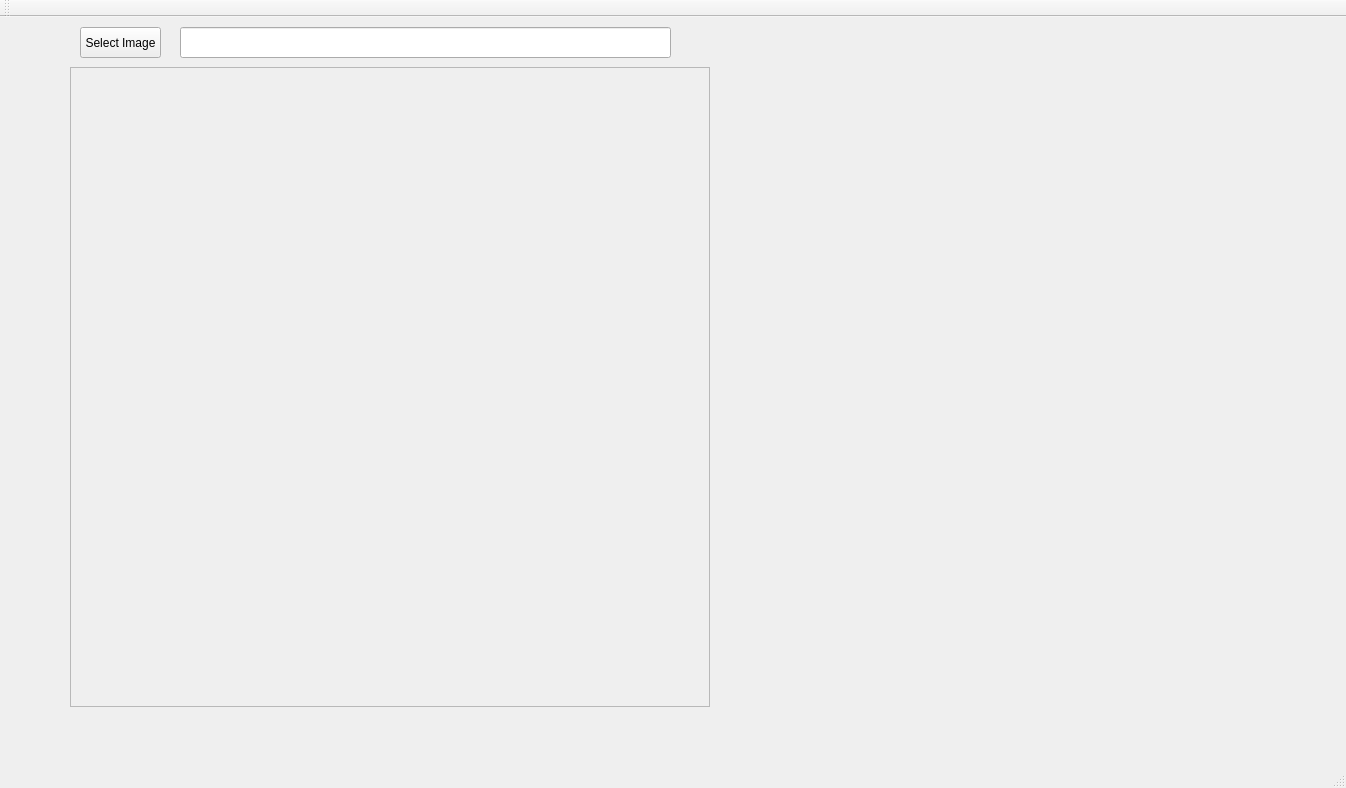
The window that VisionWidget/visionwidget.ui (hceng123/VisionLibrary) describes before a commit, drawn with Qt 5.
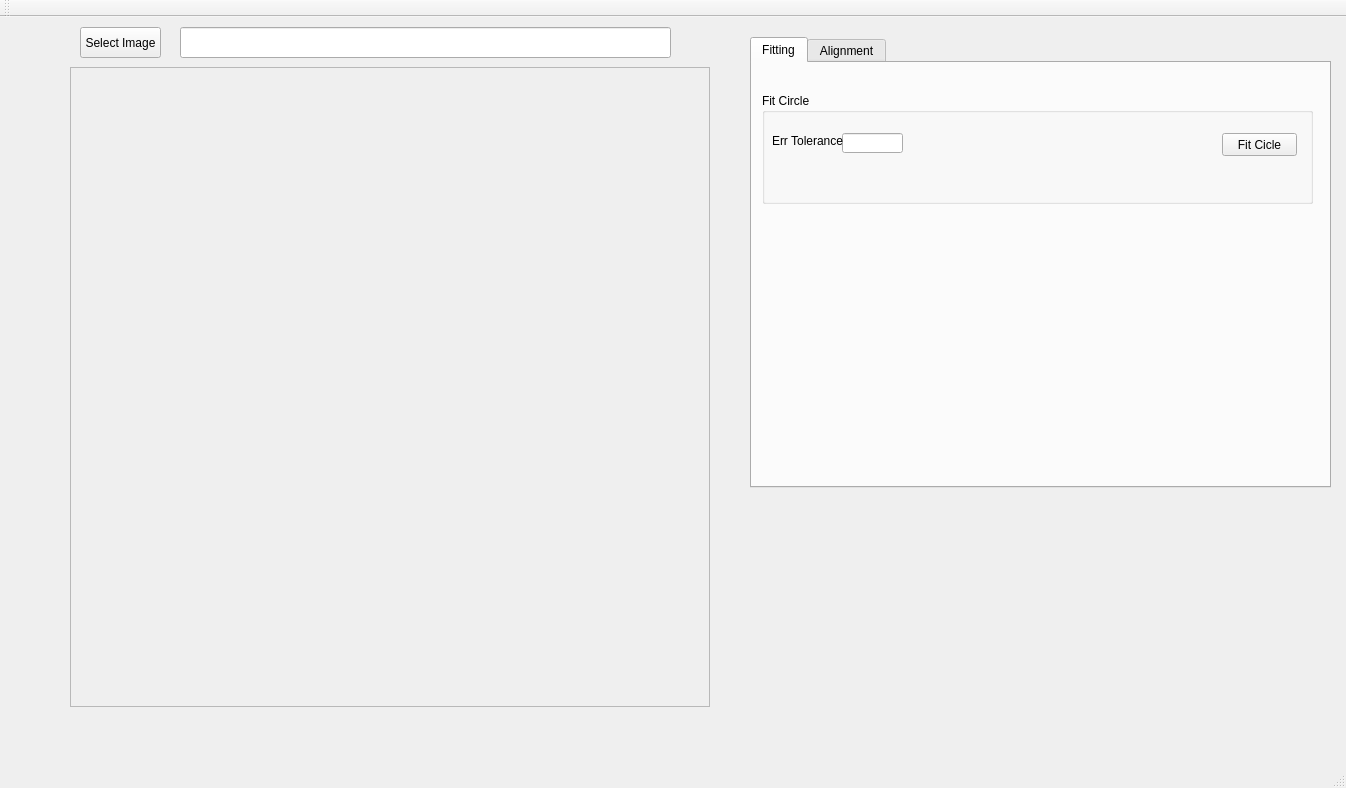
The same window after the commit. Custom widgets are drawn as their Qt base class.

Commit message:
Develop part of the fit circle feature in VisionWidget
Develop part of the fit circle feature in VisionWidget

Diff of the .ui file:
```diff
--- a/VisionWidget/visionwidget.ui
+++ b/VisionWidget/visionwidget.ui
@@ -63,6 +63,81 @@
      </rect>
     </property>
    </widget>
+   <widget class="QTabWidget" name="tabWidget">
+    <property name="geometry">
+     <rect>
+      <x>750</x>
+      <y>20</y>
+      <width>581</width>
+      <height>451</height>
+     </rect>
+    </property>
+    <property name="currentIndex">
+     <number>0</number>
+    </property>
+    <widget class="QWidget" name="tabFitting">
+     <attribute name="title">
+      <string>Fitting</string>
+     </attribute>
+     <widget class="QGroupBox" name="groupBox">
+      <property name="geometry">
+       <rect>
+        <x>10</x>
+        <y>30</y>
+        <width>551</width>
+        <height>111</height>
+       </rect>
+      </property>
+      <property name="title">
+       <string>Fit Circle</string>
+      </property>
+      <widget class="QPushButton" name="fitCircleBtn">
+       <property name="geometry">
+        <rect>
+         <x>460</x>
+         <y>40</y>
+         <width>75</width>
+         <height>23</height>
+        </rect>
+       </property>
+       <property name="text">
+        <string>Fit Cicle</string>
+       </property>
+      </widget>
+      <widget class="QLineEdit" name="lineEditFitCircleErrTol">
+       <property name="geometry">
+        <rect>
+         <x>80</x>
+         <y>40</y>
+         <width>61</width>
+         <height>20</height>
+        </rect>
+       </property>
+       <property name="inputMethodHints">
+        <set>Qt::ImhDigitsOnly</set>
+       </property>
+      </widget>
+      <widget class="QLabel" name="labelFitCircleErrTol">
+       <property name="geometry">
+        <rect>
+         <x>10</x>
+         <y>40</y>
+         <width>71</width>
+         <height>16</height>
+        </rect>
+       </property>
+       <property name="text">
+        <string>Err Tolerance</string>
+       </property>
+      </widget>
+     </widget>
+    </widget>
+    <widget class="QWidget" name="tabAlignment">
+     <attribute name="title">
+      <string>Alignment</string>
+     </attribute>
+    </widget>
+   </widget>
   </widget>
   <widget class="QMenuBar" name="menuBar">
    <property name="geometry">
```
The commit also changes 8 other files.
